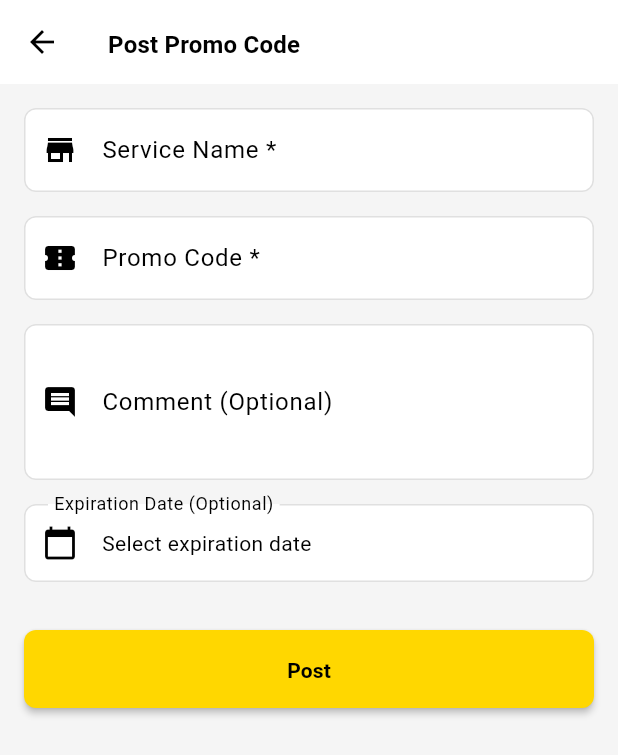
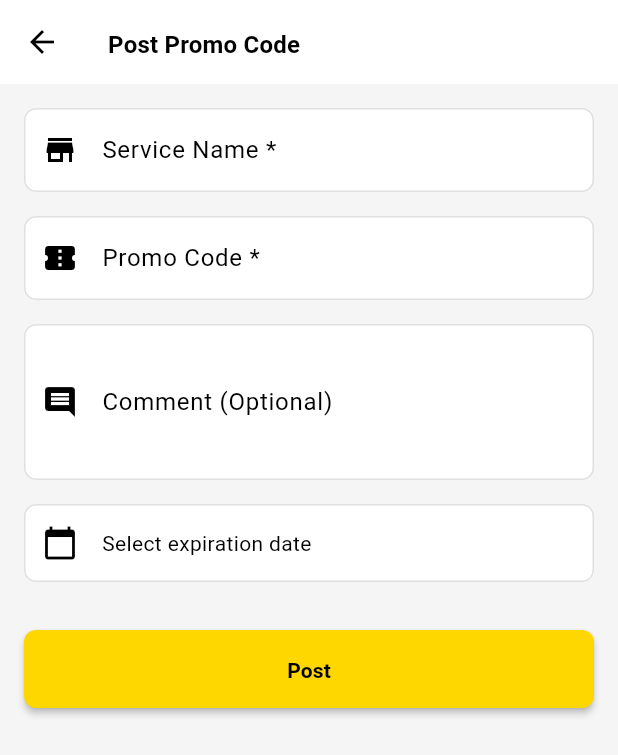
Before and after one commit to hashiroii/Arzan, a Flutter app: the screen it shows once a user with an empty profile is signed in, scrolled down 245 dp, after a tap on the "add" icon, on a phone screen of 412 x 824 dp. Shown: the top 755 px of the screen. Run offline on Flutter 3.47's test engine with Material 3 defaults, Android fonts, the phone set to English and light mode, and no system bars; our stand-ins replace cached_network_image, carousel_slider, cloud_firestore, dartz, equatable, firebase_auth and 6 more; accounts and stored records are empty.

Commit message:
fix: home page translations, unblocking, and post page UI
- Add translations for home page error message
- Add translations for sort dropdown options
- Add translations for service selector
- Fix unblocking to refresh promo codes list
- Remove hint text from comment field
- Remove label from expiration date field

```diff
--- a/lib/core/utils/translations.dart
+++ b/lib/core/utils/translations.dart
@@ -108,6 +108,13 @@ class Translations {
   static String get optional => translate('optional');
   static String get addComment => translate('add_comment');
   static String get failedToCreatePromoCode => translate('failed_to_create_promo_code');
+  static String get mostRecent => translate('most_recent');
+  static String get publishTime => translate('publish_time');
+  static String get expirationDateSort => translate('expiration_date_sort');
+  static String get alphabetical => translate('alphabetical');
+  static String get mostUpvoted => translate('most_upvoted');
+  static String get allServices => translate('all_services');
+  static String get service => translate('service');
 }
 
 final translationsProvider = FutureProvider<void>((ref) async {
--- a/lib/features/promo_codes/presentation/pages/home_page.dart
+++ b/lib/features/promo_codes/presentation/pages/home_page.dart
@@ -226,7 +226,7 @@ class _HomePageState extends ConsumerState<HomePage> {
                       ),
                       const SizedBox(height: 16),
                       Text(
-                        'Error loading promo codes',
+                        Translations.errorLoading,
                         style: Theme.of(context).textTheme.titleLarge,
                       ),
                       const SizedBox(height: 8),
--- a/lib/features/promo_codes/presentation/pages/post_page.dart
+++ b/lib/features/promo_codes/presentation/pages/post_page.dart
@@ -267,7 +267,6 @@ class _PostPageState extends ConsumerState<PostPage> {
                 controller: _commentController,
                 decoration: InputDecoration(
                   labelText: '${Translations.comment} (${Translations.optional})',
-                  hintText: Translations.addComment,
                   prefixIcon: const Icon(Icons.comment),
                 ),
                 maxLines: 3,
@@ -278,7 +277,6 @@ class _PostPageState extends ConsumerState<PostPage> {
                 onTap: _selectExpirationDate,
                 child: InputDecorator(
                   decoration: InputDecoration(
-                    labelText: '${Translations.expirationDate} (${Translations.optional})',
                     prefixIcon: const Icon(Icons.calendar_today),
                   ),
                   child: Text(
--- a/lib/features/promo_codes/presentation/widgets/service_selector_widget.dart
+++ b/lib/features/promo_codes/presentation/widgets/service_selector_widget.dart
@@ -1,5 +1,6 @@
 import 'package:flutter/material.dart';
 import '../../../../core/data/services_data.dart';
+import '../../../../core/utils/translations.dart';
 
 class ServiceSelectorWidget extends StatelessWidget {
   final String? selectedService;
@@ -20,8 +21,8 @@ class ServiceSelectorWidget extends StatelessWidget {
     return DropdownButtonFormField<String>(
       value: selectedService,
       decoration: InputDecoration(
-        labelText: 'Service',
-        hintText: 'All Services',
+        labelText: Translations.service,
+        hintText: Translations.allServices,
         prefixIcon: const Icon(Icons.store),
         border: OutlineInputBorder(
           borderRadius: BorderRadius.circular(12),
@@ -30,9 +31,9 @@ class ServiceSelectorWidget extends StatelessWidget {
       ),
       items: [
         if (showAllOption)
-          const DropdownMenuItem<String>(
+          DropdownMenuItem<String>(
             value: null,
-            child: Text('All Services'),
+            child: Text(Translations.allServices),
           ),
         ...ServicesData.services.map((service) {
           return DropdownMenuItem<String>(
--- a/lib/features/user/presentation/pages/settings_page.dart
+++ b/lib/features/user/presentation/pages/settings_page.dart
@@ -10,6 +10,7 @@ import '../../../../core/providers/locale_provider.dart';
 import '../../../../core/utils/translations.dart';
 import '../../../auth/presentation/providers/auth_provider.dart';
 import '../../../../core/utils/dependency_injection.dart';
+import '../../../promo_codes/presentation/providers/promo_code_provider.dart';
 
 class SettingsPage extends ConsumerStatefulWidget {
   const SettingsPage({super.key});
@@ -175,10 +176,11 @@ class _SettingsPageState extends ConsumerState<SettingsPage> {
               ),
             );
           },
-          (_) {
+          (_) async {
             ScaffoldMessenger.of(context).showSnackBar(
               SnackBar(content: Text(Translations.userUnblockedSuccess)),
             );
+            ref.read(promoCodesNotifierProvider.notifier).loadPromoCodes(refresh: true);
             setState(() {});
           },
         );
```
Also changed, not shown: assets/translations/en.json (+8 -1 lines), assets/translations/ru.json (+8 -1 lines), lib/features/promo_codes/presentation/widgets/sort_dropdown.dart (+11 -10 lines).
